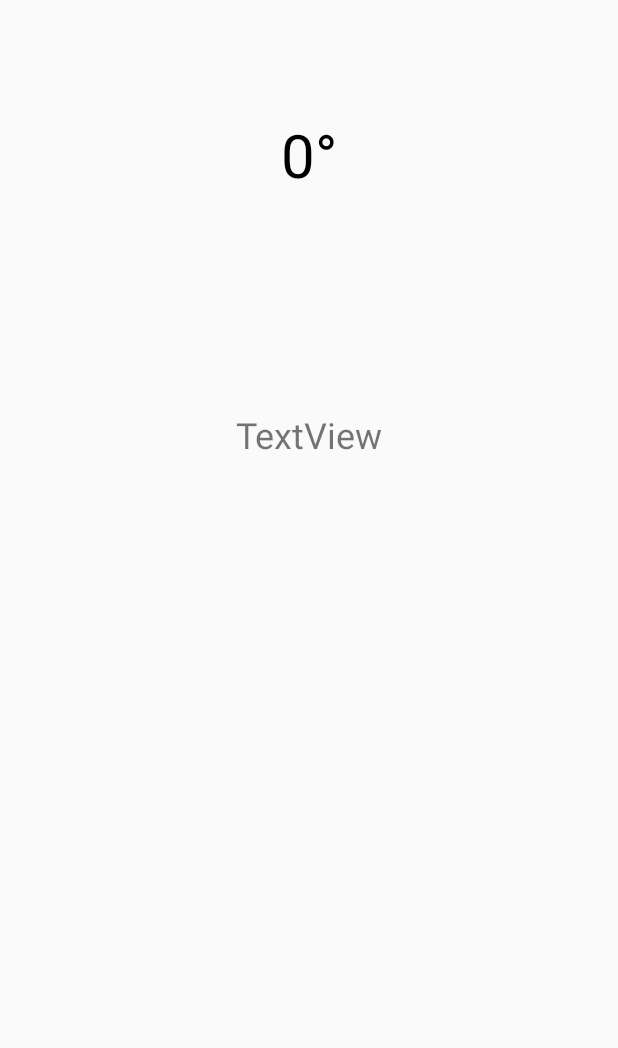
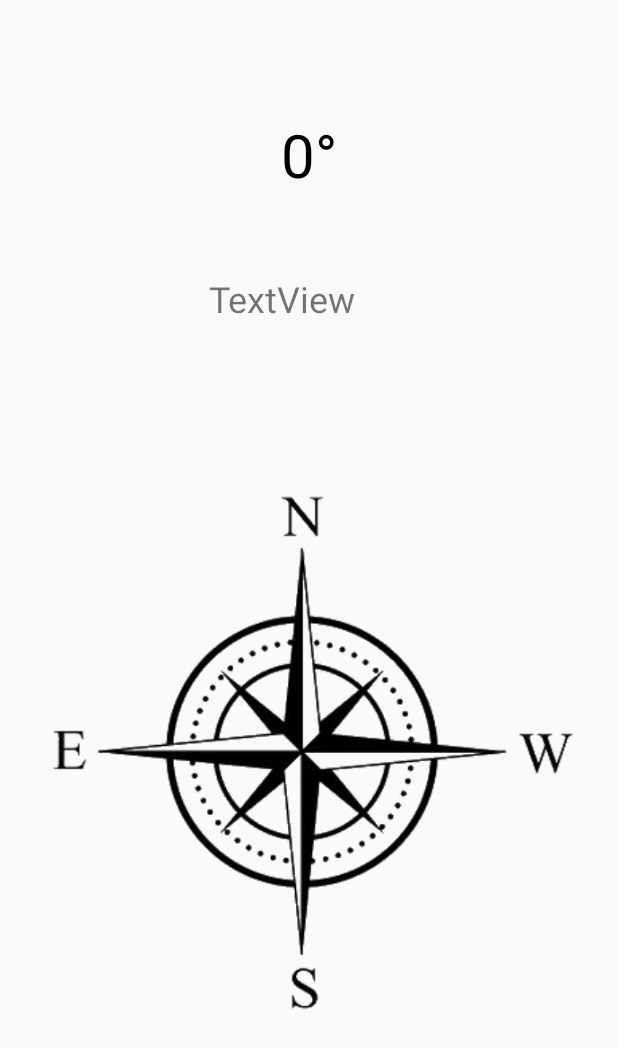
Before and after one commit to Arturro99/SensorsApp, an Android app: the Lvl3 screen opened directly, with no data from a screen before it, on a phone screen of 412 x 824 dp. Before the commit the part shown is almost empty. Shown: the top 1048 px of the screen. Run offline under Robolectric (Android 15) with nearby library versions, the phone set to English and light mode, and no system bars.

Commit message:
lvl3 done

```diff
--- a/app/src/main/java/com/g09/levels/Lvl3.java
+++ b/app/src/main/java/com/g09/levels/Lvl3.java
@@ -41,18 +41,21 @@ public class Lvl3 extends AppCompatActivity implements SensorEventListener {
     }
 
     public void start() {
+        System.out.println("bbb");
         if ((mSensorManager.getDefaultSensor(Sensor.TYPE_ACCELEROMETER) == null) || (mSensorManager.getDefaultSensor(Sensor.TYPE_MAGNETIC_FIELD) == null)) {
             noSensorsAlert();
         }
         else {
             mAccelerometer = mSensorManager.getDefaultSensor(Sensor.TYPE_ACCELEROMETER);
             mMagnetometer = mSensorManager.getDefaultSensor(Sensor.TYPE_MAGNETIC_FIELD);
+            mSensorManager.registerListener(this, mAccelerometer, SensorManager.SENSOR_DELAY_UI);
+            mSensorManager.registerListener(this, mMagnetometer, SensorManager.SENSOR_DELAY_UI);
         }
     }
 
     public void noSensorsAlert() {
         AlertDialog.Builder alertDialog = new AlertDialog.Builder(this);
-        alertDialog.setMessage("Your device doesn't support the sensors used in level.")
+        alertDialog.setMessage("Your device doesn't support the Compass.")
                 .setCancelable(false)
                 .setNegativeButton("Close",new DialogInterface.OnClickListener() {
                     public void onClick(DialogInterface dialog, int id) {
@@ -101,8 +104,8 @@ public class Lvl3 extends AppCompatActivity implements SensorEventListener {
         if (mAzimuth >= 350 || mAzimuth <= 10) {
             where = "N";
             if(mLastAccelerometer[2] < -8) { //wartosc mLastAccelerometer[2] musi być mniejsza niż -8 (przyspieszenie ziemskie)
-                where += " udalo sie";
-                //Miejsce na funkcję, konczaca level
+                where += " \nudalo sie";
+                //Tu metoda, ktora konczy level
             }
         }
         if (mAzimuth < 350 && mAzimuth > 280)
@@ -122,6 +125,8 @@ public class Lvl3 extends AppCompatActivity implements SensorEventListener {
 
 
         txt_compass.setText(mAzimuth + "° " + where);
+
+
     }
 
     @Override
--- a/app/src/main/res/layout/lvl3.xml
+++ b/app/src/main/res/layout/lvl3.xml
@@ -30,8 +30,21 @@
         android:textSize="24sp"
         app:layout_constraintBottom_toBottomOf="parent"
         app:layout_constraintEnd_toEndOf="parent"
+        app:layout_constraintHorizontal_bias="0.444"
         app:layout_constraintStart_toStartOf="parent"
         app:layout_constraintTop_toTopOf="parent"
-        app:layout_constraintVertical_bias="0.345" />
+        app:layout_constraintVertical_bias="0.231" />
+
+    <ImageView
+        android:id="@+id/imageView"
+        android:layout_width="wrap_content"
+        android:layout_height="wrap_content"
+        app:layout_constraintBottom_toBottomOf="parent"
+        app:layout_constraintEnd_toEndOf="parent"
+        app:layout_constraintHorizontal_bias="0.0"
+        app:layout_constraintStart_toStartOf="parent"
+        app:layout_constraintTop_toTopOf="parent"
+        app:layout_constraintVertical_bias="0.724"
+        app:srcCompat="@drawable/lvl3image" />
 
 </androidx.constraintlayout.widget.ConstraintLayout>
```
Also changed, not shown: app/src/main/res/layout/levels.xml (+5 -4 lines).
